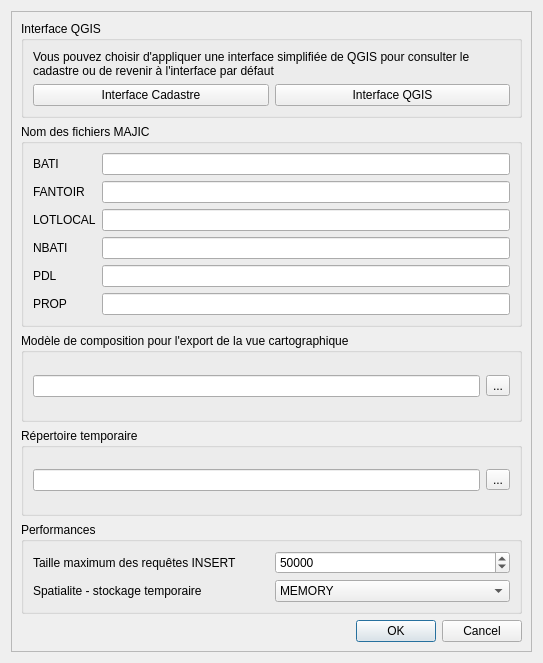
Before: the Qt Designer form cadastre/forms/cadastre_option_form.ui in 3liz/QgisCadastrePlugin, drawn with Qt 5.
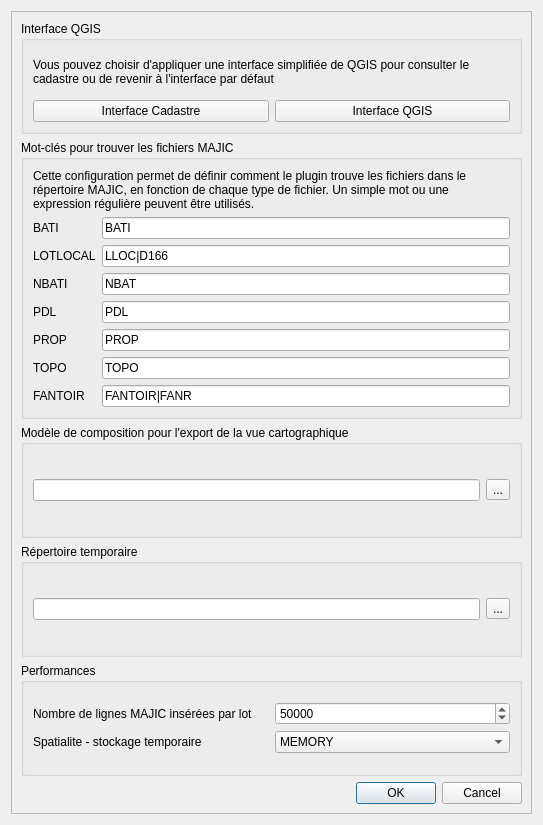
After: the same form once the commit is applied.

Commit message: Import - MAJIC: détection automatique des fichiers dans le répertoire

What changed in the file:
```diff
--- a/cadastre/forms/cadastre_option_form.ui
+++ b/cadastre/forms/cadastre_option_form.ui
@@ -7,7 +7,7 @@
     <x>0</x>
     <y>0</y>
     <width>543</width>
-    <height>663</height>
+    <height>825</height>
    </rect>
   </property>
   <property name="windowTitle">
@@ -25,7 +25,7 @@
         <x>0</x>
         <y>0</y>
         <width>523</width>
-        <height>643</height>
+        <height>805</height>
        </rect>
       </property>
       <layout class="QVBoxLayout" name="verticalLayout_2">
@@ -69,11 +69,42 @@
        <item>
         <widget class="QGroupBox" name="groupBox">
          <property name="title">
-          <string>Nom des fichiers MAJIC</string>
+          <string>Mot-clés pour trouver les fichiers MAJIC</string>
          </property>
          <layout class="QVBoxLayout" name="verticalLayout_3">
+          <item>
+           <widget class="QLabel" name="label_9">
+            <property name="text">
+             <string>Cette configuration permet de définir comment le plugin trouve les fichiers dans le répertoire MAJIC, en fonction de chaque type de fichier. Un simple mot ou une expression régulière peuvent être utilisés.</string>
+            </property>
+            <property name="wordWrap">
+             <bool>true</bool>
+            </property>
+           </widget>
+          </item>
           <item>
            <layout class="QGridLayout" name="gridLayout">
+            <item row="5" column="2">
+             <widget class="QLineEdit" name="inMajicProp">
+              <property name="text">
+               <string>PROP</string>
+              </property>
+             </widget>
+            </item>
+            <item row="4" column="0">
+             <widget class="QLabel" name="label_6">
+              <property name="text">
+               <string>PDL</string>
+              </property>
+             </widget>
+            </item>
+            <item row="6" column="0">
+             <widget class="QLabel" name="label_10">
+              <property name="text">
+               <string>TOPO</string>
+              </property>
+             </widget>
+            </item>
             <item row="0" column="0">
              <widget class="QLabel" name="label">
               <property name="text">
@@ -81,13 +112,45 @@
               </property>
              </widget>
             </item>
-            <item row="0" column="1">
-             <widget class="QLineEdit" name="inMajicBati"/>
+            <item row="0" column="2">
+             <widget class="QLineEdit" name="inMajicBati">
+              <property name="text">
+               <string>BATI</string>
+              </property>
+             </widget>
             </item>
-            <item row="1" column="0">
-             <widget class="QLabel" name="label_2">
+            <item row="4" column="2">
+             <widget class="QLineEdit" name="inMajicPdl">
               <property name="text">
-               <string>FANTOIR</string>
+               <string>PDL</string>
+              </property>
+             </widget>
+            </item>
+            <item row="5" column="0">
+             <widget class="QLabel" name="label_5">
+              <property name="text">
+               <string>PROP</string>
+              </property>
+             </widget>
+            </item>
+            <item row="3" column="2">
+             <widget class="QLineEdit" name="inMajicNbati">
+              <property name="text">
+               <string>NBAT</string>
+              </property>
+             </widget>
+            </item>
+            <item row="2" column="2">
+             <widget class="QLineEdit" name="inMajicLotlocal">
+              <property name="text">
+               <string>LLOC|D166</string>
+              </property>
+             </widget>
+            </item>
+            <item row="6" column="2">
+             <widget class="QLineEdit" name="lineEdit">
+              <property name="text">
+               <string>TOPO</string>
               </property>
              </widget>
             </item>
@@ -98,12 +161,6 @@
               </property>
              </widget>
             </item>
-            <item row="5" column="1">
-             <widget class="QLineEdit" name="inMajicProp"/>
-            </item>
-            <item row="2" column="1">
-             <widget class="QLineEdit" name="inMajicLotlocal"/>
-            </item>
             <item row="2" column="0">
              <widget class="QLabel" name="label_3">
               <property name="text">
@@ -111,29 +168,20 @@
               </property>
              </widget>
             </item>
-            <item row="1" column="1">
-             <widget class="QLineEdit" name="inMajicFantoir"/>
-            </item>
-            <item row="3" column="1">
-             <widget class="QLineEdit" name="inMajicNbati"/>
-            </item>
-            <item row="5" column="0">
-             <widget class="QLabel" name="label_5">
+            <item row="7" column="2">
+             <widget class="QLineEdit" name="inMajicFantoir">
               <property name="text">
-               <string>PROP</string>
+               <string>FANTOIR|FANR</string>
               </property>
              </widget>
             </item>
-            <item row="4" column="0">
-             <widget class="QLabel" name="label_6">
+            <item row="7" column="0">
+             <widget class="QLabel" name="label_2">
               <property name="text">
-               <string>PDL</string>
+               <string>FANTOIR</string>
               </property>
              </widget>
             </item>
-            <item row="4" column="1">
-             <widget class="QLineEdit" name="inMajicPdl"/>
-            </item>
            </layout>
           </item>
          </layout>
@@ -196,7 +244,7 @@
             <item row="0" column="0">
              <widget class="QLabel" name="label_7">
               <property name="text">
-               <string>Taille maximum des requêtes INSERT</string>
+               <string>Nombre de lignes MAJIC insérées par lot</string>
               </property>
              </widget>
             </item>
```
Left out of the diff: 5 changed lines with no effect on the pictures. The commit also changes 8 other files.
